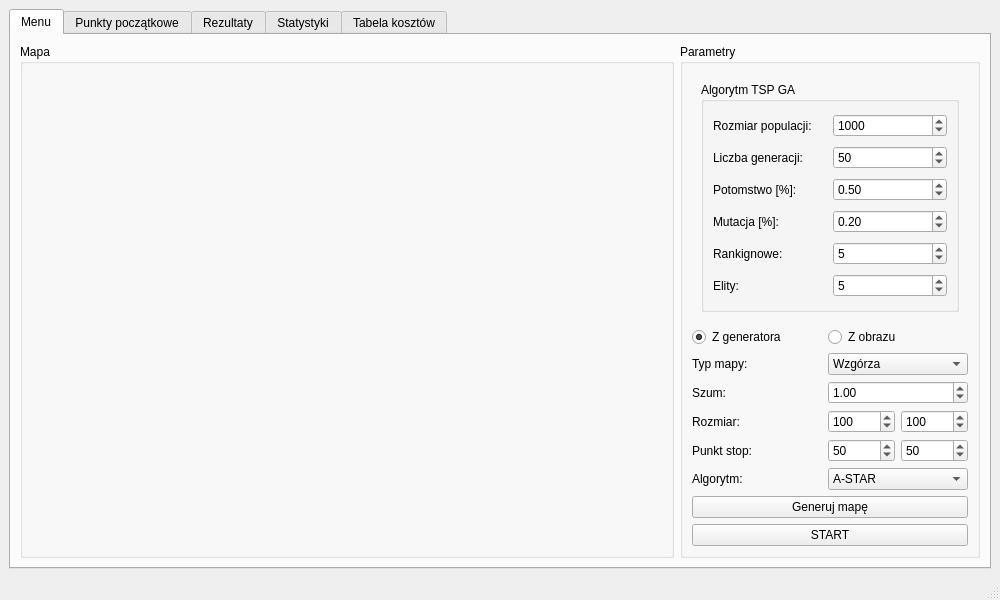
The window that Projekt/GUI/form.ui (Julnowak/Optymalizacja-wielokryterialna) describes before a commit, drawn with Qt 5.
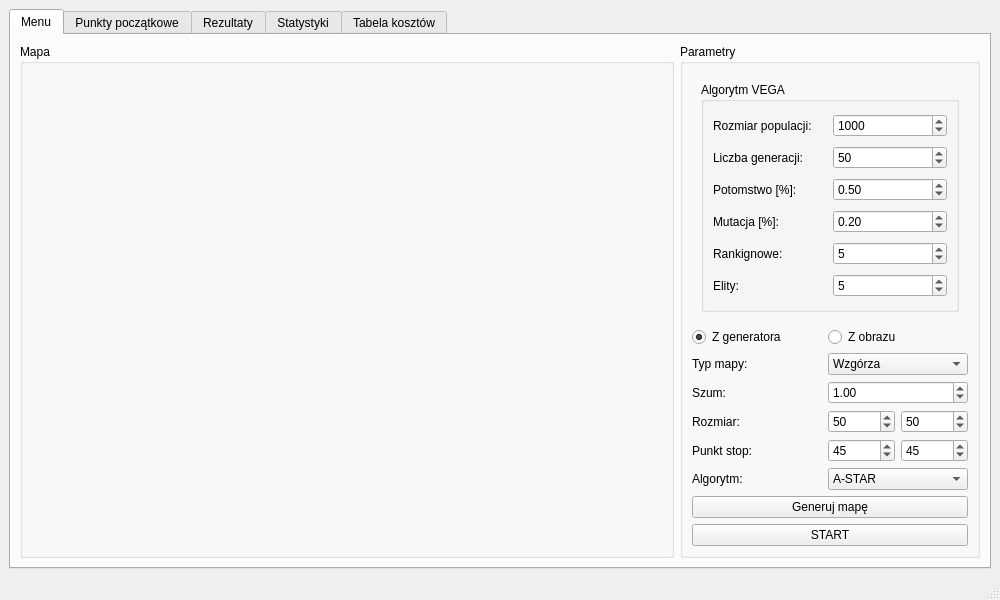
The same window after the commit. The open tabs and pages were chosen to show the change. Custom widgets are drawn as their Qt base class.

```diff
--- a/Projekt/GUI/form.ui
+++ b/Projekt/GUI/form.ui
@@ -74,7 +74,7 @@
               <number>1</number>
              </property>
              <property name="value">
-              <number>100</number>
+              <number>50</number>
              </property>
             </widget>
            </item>
@@ -98,7 +98,7 @@
               <number>1000000000</number>
              </property>
              <property name="value">
-              <number>50</number>
+              <number>45</number>
              </property>
             </widget>
            </item>
@@ -111,7 +111,7 @@
               <number>1000000000</number>
              </property>
              <property name="value">
-              <number>100</number>
+              <number>50</number>
              </property>
             </widget>
            </item>
@@ -271,7 +271,7 @@
                <item row="0" column="0">
                 <widget class="QGroupBox" name="groupBox_10">
                  <property name="title">
-                  <string>Algorytm TSP GA</string>
+                  <string>Algorytm VEGA</string>
                  </property>
                  <layout class="QGridLayout" name="gridLayout_19">
                   <item row="2" column="1">
@@ -444,7 +444,7 @@
               <number>1000000000</number>
              </property>
              <property name="value">
-              <number>50</number>
+              <number>45</number>
              </property>
             </widget>
            </item>
```
Left out of the diff: 2 changed lines with no effect on the pictures.
